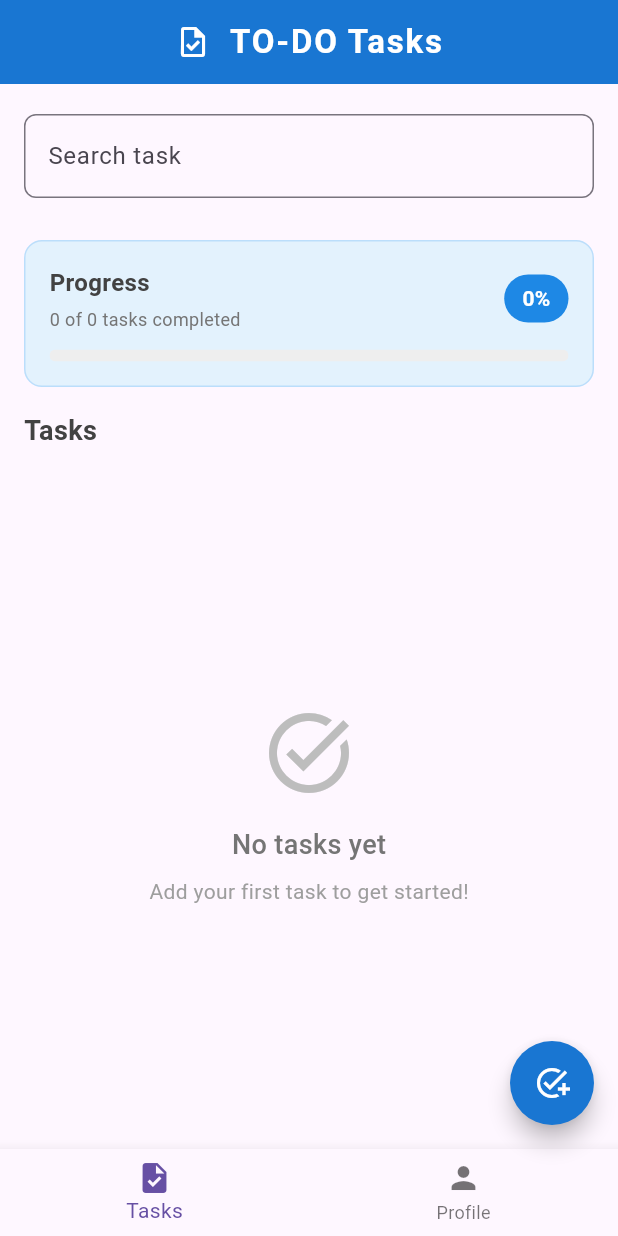
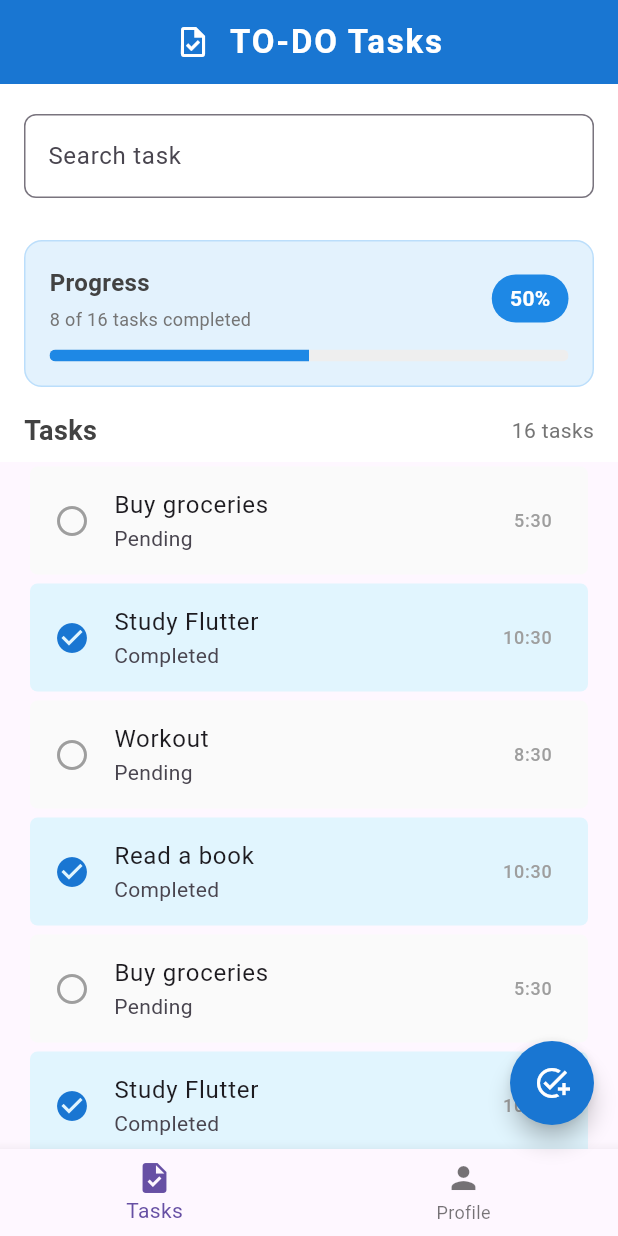
Before and after one commit to vincenitee/todo-list-supabase, a Flutter app: the HomeScreen screen opened directly, on a phone screen of 412 x 824 dp. Run offline on Flutter 3.47's test engine with Material 3 defaults, Android fonts, the phone set to English and light mode, and no system bars.

Commit message:
refactor: Update task header and progress indicator background

```diff
--- a/lib/screens/home.dart
+++ b/lib/screens/home.dart
@@ -11,34 +11,118 @@ class HomeScreen extends StatefulWidget {
 
 class _HomeScreenState extends State<HomeScreen> {
   final List<Task> tasks = [
-    // Task(
-    //   id: 1,
-    //   userId: 'f4b36c94-2a1f-11ee-be56-0242ac120002',
-    //   title: 'Buy groceries',
-    //   isDone: false,
-    //   createdAt: DateTime.now().subtract(Duration(hours: 5)),
-    // ),
-    // Task(
-    //   id: 2,
-    //   userId: 'f4b36c94-2a1f-11ee-be56-0242ac120002',
-    //   title: 'Study Flutter',
-    //   isDone: true,
-    //   createdAt: DateTime.now().subtract(Duration(days: 1)),
-    // ),
-    // Task(
-    //   id: 3,
-    //   userId: 'f4b36c94-2a1f-11ee-be56-0242ac120002',
-    //   title: 'Workout',
-    //   isDone: false,
-    //   createdAt: DateTime.now().subtract(Duration(hours: 2)),
-    // ),
-    // Task(
-    //   id: 4,
-    //   userId: 'f4b36c94-2a1f-11ee-be56-0242ac120002',
-    //   title: 'Read a book',
-    //   isDone: true,
-    //   createdAt: DateTime.now().subtract(Duration(days: 3)),
-    // ),
+    Task(
+      id: 1,
+      userId: 'f4b36c94-2a1f-11ee-be56-0242ac120002',
+      title: 'Buy groceries',
+      isDone: false,
+      createdAt: DateTime.now().subtract(Duration(hours: 5)),
+    ),
+    Task(
+      id: 2,
+      userId: 'f4b36c94-2a1f-11ee-be56-0242ac120002',
+      title: 'Study Flutter',
+      isDone: true,
+      createdAt: DateTime.now().subtract(Duration(days: 1)),
+    ),
+    Task(
+      id: 3,
+      userId: 'f4b36c94-2a1f-11ee-be56-0242ac120002',
+      title: 'Workout',
+      isDone: false,
+      createdAt: DateTime.now().subtract(Duration(hours: 2)),
+    ),
+    Task(
+      id: 4,
+      userId: 'f4b36c94-2a1f-11ee-be56-0242ac120002',
+      title: 'Read a book',
+      isDone: true,
+      createdAt: DateTime.now().subtract(Duration(days: 3)),
+    ),
+    Task(
+      id: 1,
+      userId: 'f4b36c94-2a1f-11ee-be56-0242ac120002',
+      title: 'Buy groceries',
+      isDone: false,
+      createdAt: DateTime.now().subtract(Duration(hours: 5)),
+    ),
+    Task(
+      id: 2,
+      userId: 'f4b36c94-2a1f-11ee-be56-0242ac120002',
+      title: 'Study Flutter',
+      isDone: true,
+      createdAt: DateTime.now().subtract(Duration(days: 1)),
+    ),
+    Task(
+      id: 3,
+      userId: 'f4b36c94-2a1f-11ee-be56-0242ac120002',
+      title: 'Workout',
+      isDone: false,
+      createdAt: DateTime.now().subtract(Duration(hours: 2)),
+    ),
+    Task(
+      id: 4,
+      userId: 'f4b36c94-2a1f-11ee-be56-0242ac120002',
+      title: 'Read a book',
+      isDone: true,
+      createdAt: DateTime.now().subtract(Duration(days: 3)),
+    ),
+    Task(
+      id: 1,
+      userId: 'f4b36c94-2a1f-11ee-be56-0242ac120002',
+      title: 'Buy groceries',
+      isDone: false,
+      createdAt: DateTime.now().subtract(Duration(hours: 5)),
+    ),
+    Task(
+      id: 2,
+      userId: 'f4b36c94-2a1f-11ee-be56-0242ac120002',
+      title: 'Study Flutter',
+      isDone: true,
+      createdAt: DateTime.now().subtract(Duration(days: 1)),
+    ),
+    Task(
+      id: 3,
+      userId: 'f4b36c94-2a1f-11ee-be56-0242ac120002',
+      title: 'Workout',
+      isDone: false,
+      createdAt: DateTime.now().subtract(Duration(hours: 2)),
+    ),
+    Task(
+      id: 4,
+      userId: 'f4b36c94-2a1f-11ee-be56-0242ac120002',
+      title: 'Read a book',
+      isDone: true,
+      createdAt: DateTime.now().subtract(Duration(days: 3)),
+    ),
+    Task(
+      id: 1,
+      userId: 'f4b36c94-2a1f-11ee-be56-0242ac120002',
+      title: 'Buy groceries',
+      isDone: false,
+      createdAt: DateTime.now().subtract(Duration(hours: 5)),
+    ),
+    Task(
+      id: 2,
+      userId: 'f4b36c94-2a1f-11ee-be56-0242ac120002',
+      title: 'Study Flutter',
+      isDone: true,
+      createdAt: DateTime.now().subtract(Duration(days: 1)),
+    ),
+    Task(
+      id: 3,
+      userId: 'f4b36c94-2a1f-11ee-be56-0242ac120002',
+      title: 'Workout',
+      isDone: false,
+      createdAt: DateTime.now().subtract(Duration(hours: 2)),
+    ),
+    Task(
+      id: 4,
+      userId: 'f4b36c94-2a1f-11ee-be56-0242ac120002',
+      title: 'Read a book',
+      isDone: true,
+      createdAt: DateTime.now().subtract(Duration(days: 3)),
+    ),
   ];
 
   @override
@@ -70,14 +154,21 @@ class _HomeScreenState extends State<HomeScreen> {
       body: Column(
         children: [
           // Search Field
-          Padding(
+          Container(
+            color: Colors.white,
+            child: Padding(
               padding: const EdgeInsets.symmetric(horizontal: 16, vertical: 20),
               child: CustomTextField(label: 'Search task'),
+            ),
           ),
 
           // Progress Section
           Container(
-            margin: const EdgeInsets.symmetric(horizontal: 16, vertical: 8),
+            padding: const EdgeInsets.symmetric(horizontal: 16, vertical: 8),
+            decoration: BoxDecoration(
+              color: Colors.white, // Solid background moved to decoration
+            ),
+            child: Container(
               padding: const EdgeInsets.all(16),
               decoration: BoxDecoration(
                 color: Colors.blue.shade50,
@@ -85,7 +176,9 @@ class _HomeScreenState extends State<HomeScreen> {
                 border: Border.all(color: Colors.blue.shade100),
               ),
               child: () {
-              final completedTasks = tasks.where((task) => task.isDone).length;
+                final completedTasks = tasks
+                    .where((task) => task.isDone)
+                    .length;
                 final totalTasks = tasks.length;
                 final percentage = totalTasks > 0
                     ? (completedTasks / totalTasks * 100)
@@ -155,9 +248,11 @@ class _HomeScreenState extends State<HomeScreen> {
                 );
               }(),
             ),
+          ),
 
           // Task List Header (Optional)
-          Padding(
+          Container(
+            color: Colors.white,
             padding: const EdgeInsets.symmetric(horizontal: 16, vertical: 8),
             child: Row(
               mainAxisAlignment: MainAxisAlignment.spaceBetween,
```
Lines whose indentation alone changed are shown as unchanged.
